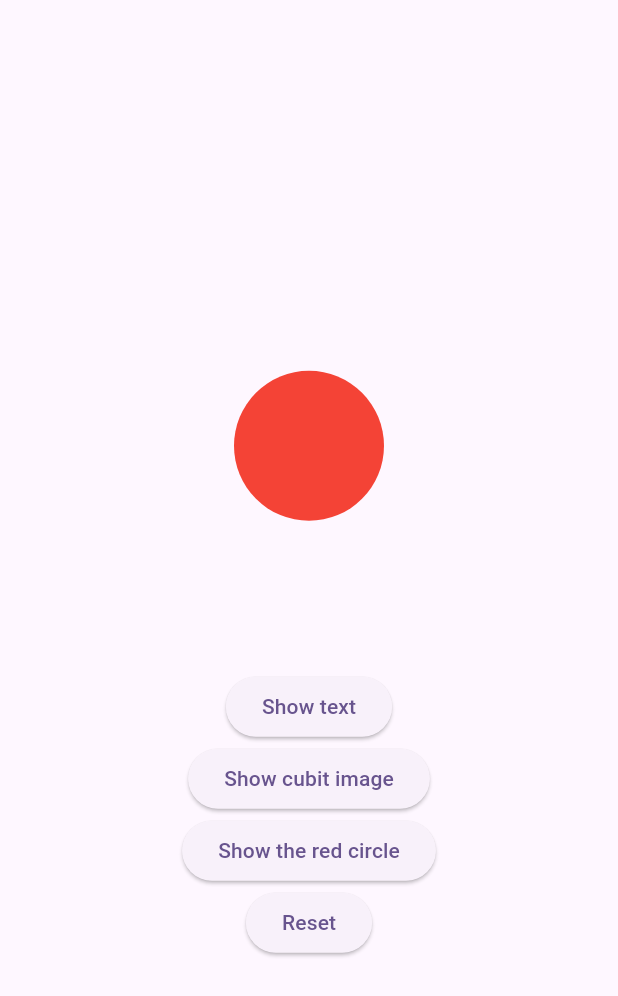
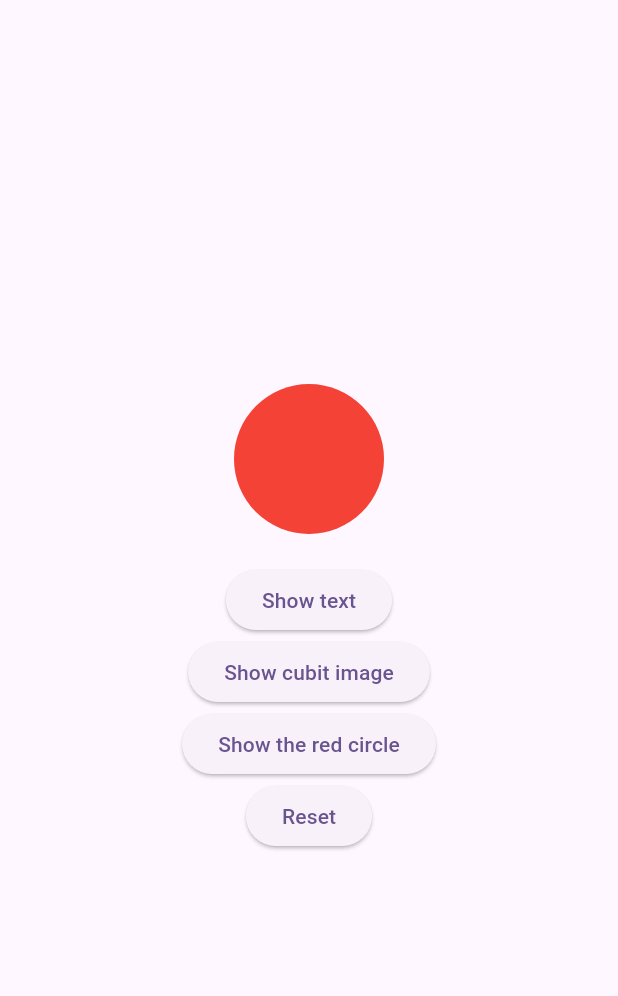
Before and after one commit to Eman-Alghrabawy/Training_Statemanagement, a Flutter app: the screen it shows after launch, after a tap on "Show text", after a tap on "Show cubit image", after a tap on "Show the red circle", on a phone screen of 412 x 824 dp. Shown: the top 996 px of the screen. Run offline on Flutter 3.47's test engine with Material 2 defaults, Android fonts, the phone set to English and light mode, and no system bars; our stand-ins replace bloc, flutter_bloc, google_fonts; network calls fail.

Commit message:
replace with setstate

```diff
--- a/training/lib/main.dart
+++ b/training/lib/main.dart
@@ -3,6 +3,7 @@ import 'package:training/cubits/cubitreplacement/cubit/replacement_cubit.dart';
 import 'package:training/screens/usingcubit/replacement_usingcubit.dart';
 import 'package:training/screens/usingsetstate/filterbar.dart';
 import 'package:flutter_bloc/flutter_bloc.dart';
+import 'package:training/screens/usingsetstate/replacement_usingsetstate.dart';
 
 void main() {
   runApp(const MyApp());
@@ -41,7 +42,7 @@ class MyApp extends StatelessWidget {
           colorScheme: ColorScheme.fromSeed(seedColor: Colors.deepPurple),
           useMaterial3: true,
         ),
-        home: replacement(),
+        home: ReplacementPage(),
       ),
     );
   }
--- /dev/null
+++ b/training/lib/screens/usingsetstate/replacement_usingsetstate.dart
@@ -0,0 +1,78 @@
+import 'package:flutter/material.dart';
+
+class ReplacementPage extends StatefulWidget {
+  @override
+  _ReplacementPageState createState() => _ReplacementPageState();
+}
+
+class _ReplacementPageState extends State<ReplacementPage> {
+  Widget _currentWidget = Text("No button pressed.");
+
+  void _showText() {
+    setState(() {
+      _currentWidget = Text("Hello, setState");
+    });
+  }
+
+  void _showCubitImage() {
+    setState(() {
+      _currentWidget = SizedBox(
+        height: 100,
+        width: 100,
+        child: Image.network(
+          "https://shop.bloclibrary.dev/cdn/shop/products/kiss-cut-stickers-5.5x5.5-default-60692ab800721_1200x1200.jpg?v=1617504957",
+        ),
+      );
+    });
+  }
+
+  void _showRedCircle() {
+    setState(() {
+      _currentWidget = Container(
+        height: 100,
+        width: 100,
+        decoration: BoxDecoration(
+          shape: BoxShape.circle,
+          color: Colors.red,
+        ),
+      );
+    });
+  }
+
+  void _reset() {
+    setState(() {
+      _currentWidget = Text("No button pressed.");
+    });
+  }
+
+  @override
+  Widget build(BuildContext context) {
+    return Scaffold(
+      body: Center(
+        child: Column(
+          mainAxisAlignment: MainAxisAlignment.center,
+          children: [
+            _currentWidget,
+            SizedBox(height: 20),
+            ElevatedButton(
+              onPressed: _showText,
+              child: Text("Show text"),
+            ),
+            ElevatedButton(
+              onPressed: _showCubitImage,
+              child: Text("Show cubit image"),
+            ),
+            ElevatedButton(
+              onPressed: _showRedCircle,
+              child: Text("Show the red circle"),
+            ),
+            ElevatedButton(
+              onPressed: _reset,
+              child: Text("Reset"),
+            ),
+          ],
+        ),
+      ),
+    );
+  }
+}
```
